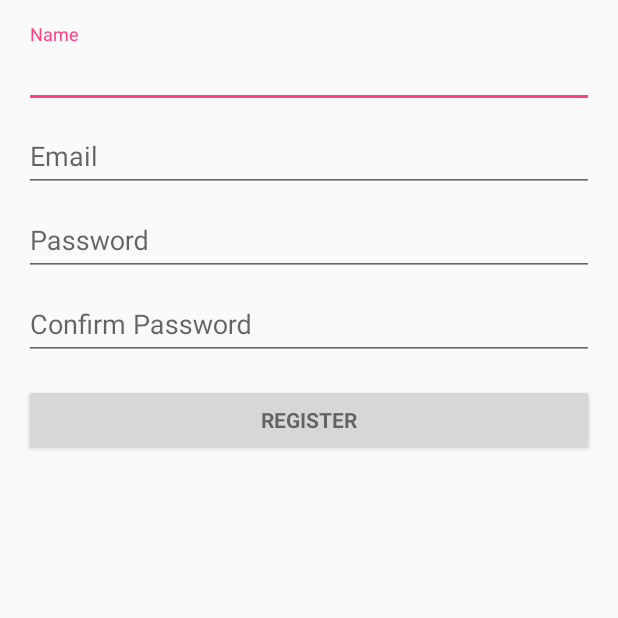
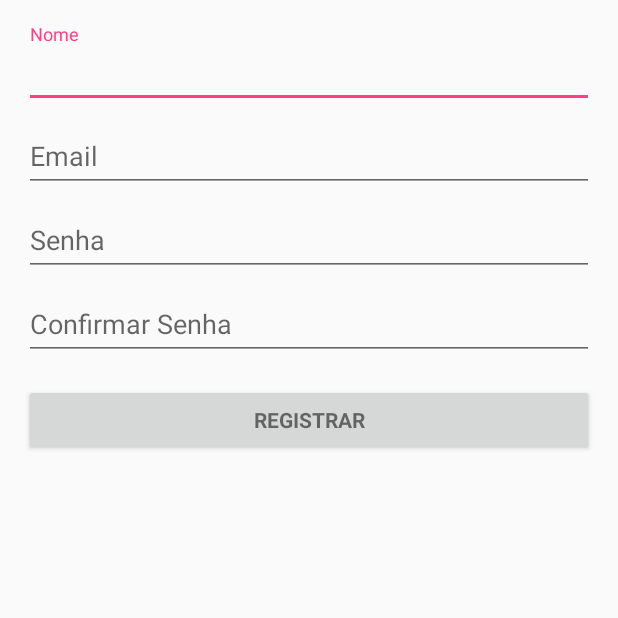
Before and after one commit to lucassklp/EasyStreets, an Android app: the CadastroActivity screen opened directly, with no data from a screen before it, on a phone screen of 412 x 824 dp, the top half of it. Run offline under Robolectric (Android 15) with nearby library versions, the phone set to English and light mode, and no system bars; our stand-ins replace Volley.

Commit message:
Tradução v1
tradução

```diff
--- a/Mobile/EasyStreets/app/src/main/res/values/strings.xml
+++ b/Mobile/EasyStreets/app/src/main/res/values/strings.xml
@@ -1,9 +1,9 @@
 <resources>
     <string name="app_name">EasyStreets</string>
-    <string name="title_activity_login">Sign in</string>
+    <string name="title_activity_login">Entrar</string>
     <string name="title_activity_register"> Register </string>
-    <string name="function_logout">Logout</string>
-    <string name="function_export">Export</string>
+    <string name="function_logout">Sair</string>
+    <string name="function_export">Exportar</string>
 
     <!-- Edit Marker -->
     <string name="text_edit_marker">Edit Marker</string>
@@ -15,9 +15,9 @@
 
     <!-- Strings related to login -->
     <string name="prompt_email">Email</string>
-    <string name="prompt_password">Password </string>
+    <string name="prompt_password">Senha </string>
     <string name="action_sign_in">Sign in or register</string>
-    <string name="action_sign_in_short">Sign in</string>
+    <string name="action_sign_in_short">Entrar</string>
     <string name="error_invalid_email">This email address is invalid</string>
     <string name="error_invalid_password">This password is too short</string>
     <string name="error_incorrect_password">This password is incorrect</string>
@@ -26,16 +26,16 @@
         completions."
     </string>
     <!-- Strings related to cadastro -->
-    <string name="prompt_nome">Name</string>
-    <string name="prompt_confirm_password"> Confirm Password </string>
-    <string name="action_sign_up"> Sign up </string>
-    <string name="action_resgiter"> Register </string>
+    <string name="prompt_nome">Nome</string>
+    <string name="prompt_confirm_password"> Confirmar Senha </string>
+    <string name="action_sign_up"> Registrar </string>
+    <string name="action_resgiter"> Registrar </string>
     <string name="sign_up_button"> Register </string>
 
 
     <string name="google_maps_key">AIzaSyBINLHNGeIOPHwcUNF1Ib0o5NJtw87Dsjc</string>
 
-    <string name="title_activity_maps">Map</string>
+    <string name="title_activity_maps">Mapa de Navegação</string>
 
 
     <string name="demo_title">Google Maps API Demos</string>
```
